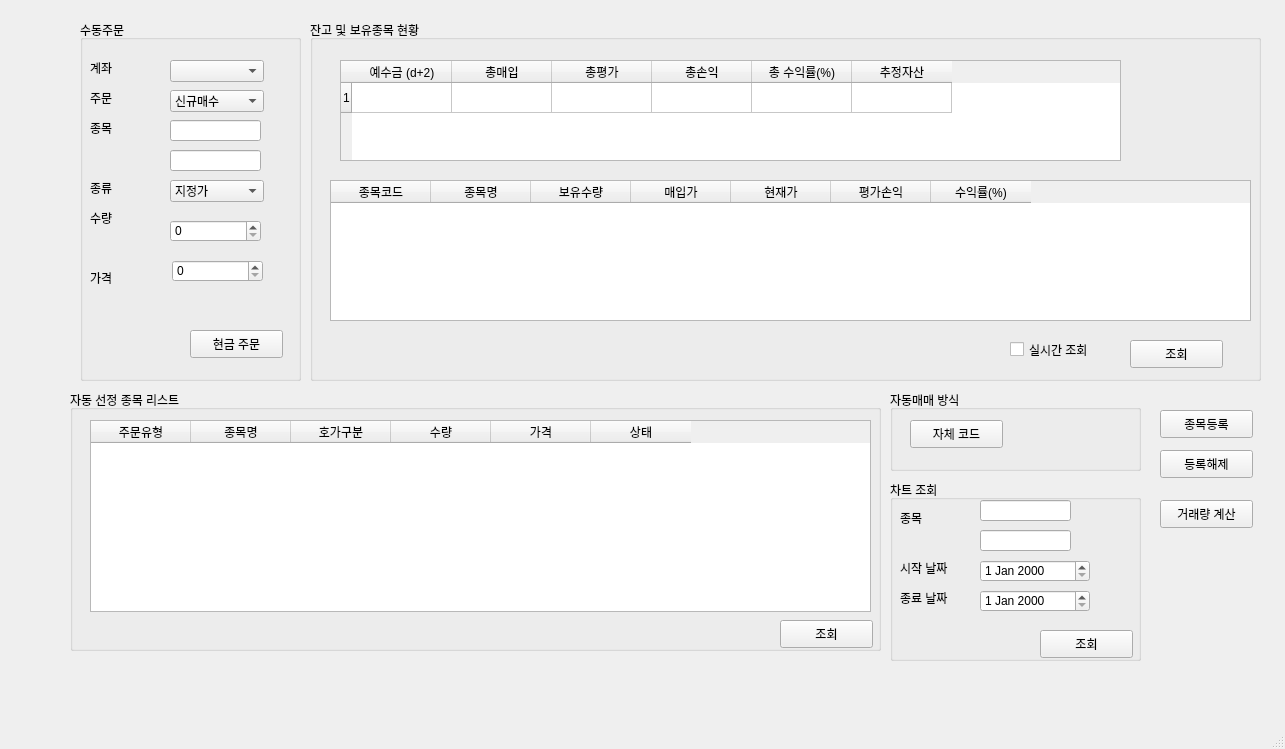
Old version of the form Trading/pytrader.ui in the repository yujin37/Auto_Trading.
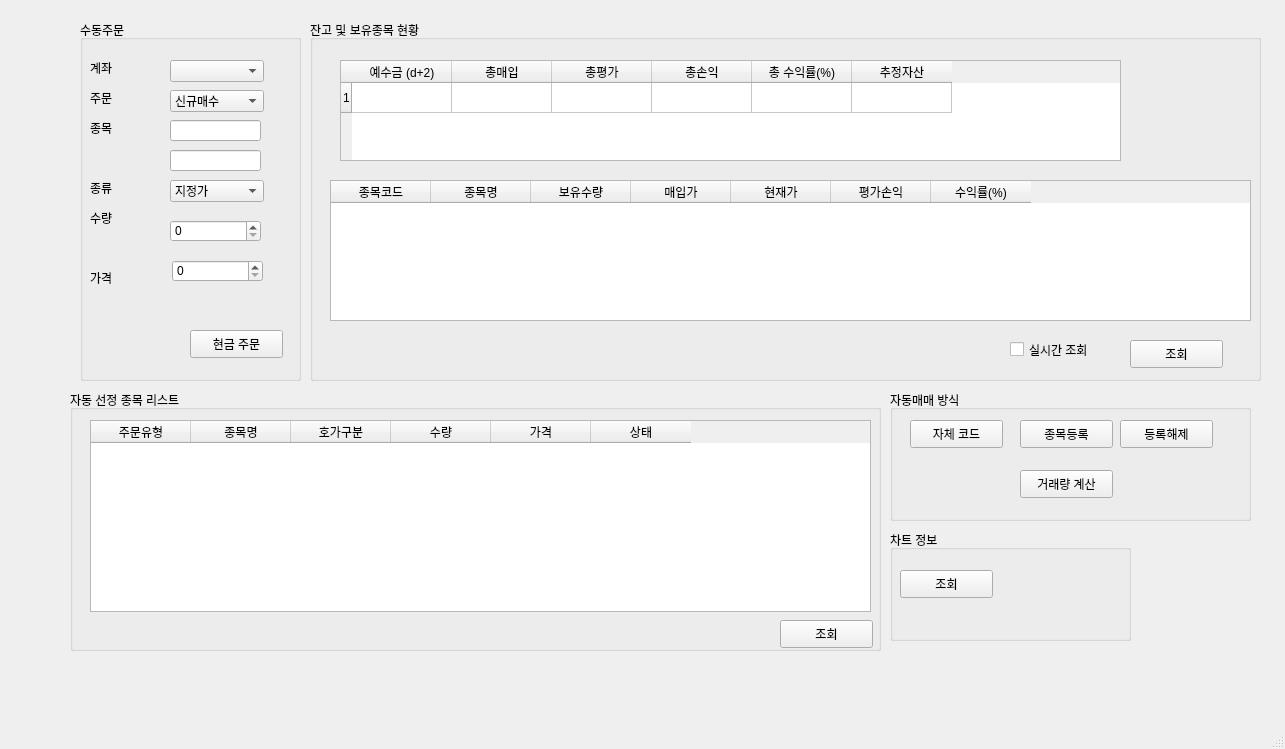
New version of the form.

```diff
--- a/Trading/pytrader.ui
+++ b/Trading/pytrader.ui
@@ -426,8 +426,8 @@
      <rect>
       <x>890</x>
       <y>390</y>
-      <width>251</width>
-      <height>81</height>
+      <width>361</width>
+      <height>131</height>
      </rect>
     </property>
     <property name="title">
@@ -446,103 +446,63 @@
       <string>자체 코드</string>
      </property>
     </widget>
+    <widget class="QPushButton" name="pushButton_5">
+     <property name="geometry">
+      <rect>
+       <x>130</x>
+       <y>30</y>
+       <width>93</width>
+       <height>28</height>
+      </rect>
+     </property>
+     <property name="text">
+      <string>종목등록</string>
+     </property>
+    </widget>
+    <widget class="QPushButton" name="pushButton_8">
+     <property name="geometry">
+      <rect>
+       <x>230</x>
+       <y>30</y>
+       <width>93</width>
+       <height>28</height>
+      </rect>
+     </property>
+     <property name="text">
+      <string>등록해제</string>
+     </property>
+    </widget>
+    <widget class="QPushButton" name="pushButton_9">
+     <property name="geometry">
+      <rect>
+       <x>130</x>
+       <y>80</y>
+       <width>93</width>
+       <height>28</height>
+      </rect>
+     </property>
+     <property name="text">
+      <string>거래량 계산</string>
+     </property>
+    </widget>
    </widget>
    <widget class="QGroupBox" name="groupBox_6">
     <property name="geometry">
      <rect>
       <x>890</x>
-      <y>480</y>
-      <width>251</width>
-      <height>181</height>
+      <y>530</y>
+      <width>241</width>
+      <height>111</height>
      </rect>
     </property>
     <property name="title">
-     <string>차트 조회</string>
+     <string>차트 정보</string>
     </property>
-    <widget class="QDateEdit" name="dateEdit">
-     <property name="geometry">
-      <rect>
-       <x>90</x>
-       <y>80</y>
-       <width>110</width>
-       <height>22</height>
-      </rect>
-     </property>
-    </widget>
-    <widget class="QDateEdit" name="dateEdit_2">
-     <property name="geometry">
-      <rect>
-       <x>90</x>
-       <y>110</y>
-       <width>110</width>
-       <height>22</height>
-      </rect>
-     </property>
-    </widget>
-    <widget class="QLabel" name="label_7">
-     <property name="geometry">
-      <rect>
-       <x>10</x>
-       <y>80</y>
-       <width>64</width>
-       <height>15</height>
-      </rect>
-     </property>
-     <property name="text">
-      <string>시작 날짜</string>
-     </property>
-    </widget>
-    <widget class="QLabel" name="label_8">
-     <property name="geometry">
-      <rect>
-       <x>10</x>
-       <y>110</y>
-       <width>64</width>
-       <height>15</height>
-      </rect>
-     </property>
-     <property name="text">
-      <string>종료 날짜</string>
-     </property>
-    </widget>
-    <widget class="QLabel" name="label_9">
-     <property name="geometry">
-      <rect>
-       <x>10</x>
-       <y>30</y>
-       <width>64</width>
-       <height>15</height>
-      </rect>
-     </property>
-     <property name="text">
-      <string>종목</string>
-     </property>
-    </widget>
-    <widget class="QLineEdit" name="lineEdit_3">
-     <property name="geometry">
-      <rect>
-       <x>90</x>
-       <y>20</y>
-       <width>91</width>
-       <height>21</height>
-      </rect>
-     </property>
-    </widget>
-    <widget class="QLineEdit" name="lineEdit_4">
-     <property name="geometry">
-      <rect>
-       <x>90</x>
-       <y>50</y>
-       <width>91</width>
-       <height>21</height>
-      </rect>
-     </property>
-    </widget>
     <widget class="QPushButton" name="pushButton_4">
      <property name="geometry">
       <rect>
-       <x>150</x>
-       <y>150</y>
+       <x>10</x>
+       <y>40</y>
        <width>93</width>
        <height>28</height>
       </rect>
@@ -552,45 +512,6 @@
      </property>
     </widget>
    </widget>
-   <widget class="QPushButton" name="pushButton_5">
-    <property name="geometry">
-     <rect>
-      <x>1160</x>
-      <y>410</y>
-      <width>93</width>
-      <height>28</height>
-     </rect>
-    </property>
-    <property name="text">
-     <string>종목등록</string>
-    </property>
-   </widget>
-   <widget class="QPushButton" name="pushButton_8">
-    <property name="geometry">
-     <rect>
-      <x>1160</x>
-      <y>450</y>
-      <width>93</width>
-      <height>28</height>
-     </rect>
-    </property>
-    <property name="text">
-     <string>등록해제</string>
-    </property>
-   </widget>
-   <widget class="QPushButton" name="pushButton_9">
-    <property name="geometry">
-     <rect>
-      <x>1160</x>
-      <y>500</y>
-      <width>93</width>
-      <height>28</height>
-     </rect>
-    </property>
-    <property name="text">
-     <string>거래량 계산</string>
-    </property>
-   </widget>
   </widget>
   <widget class="QStatusBar" name="statusbar"/>
  </widget>
```
Left out of the diff: 2 changed lines with no effect on the pictures.
